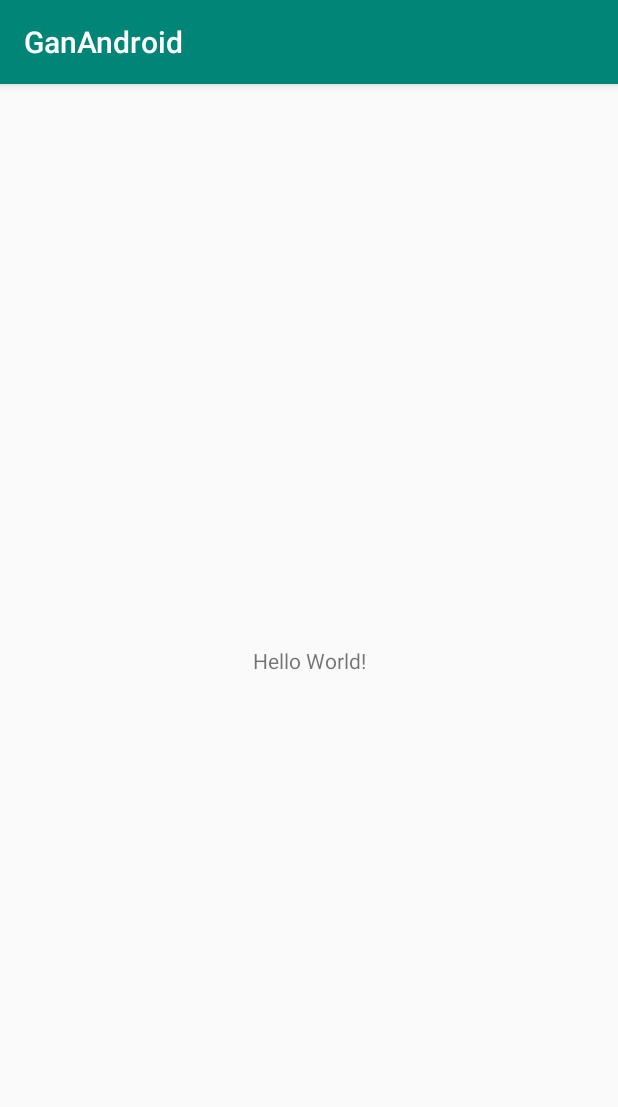
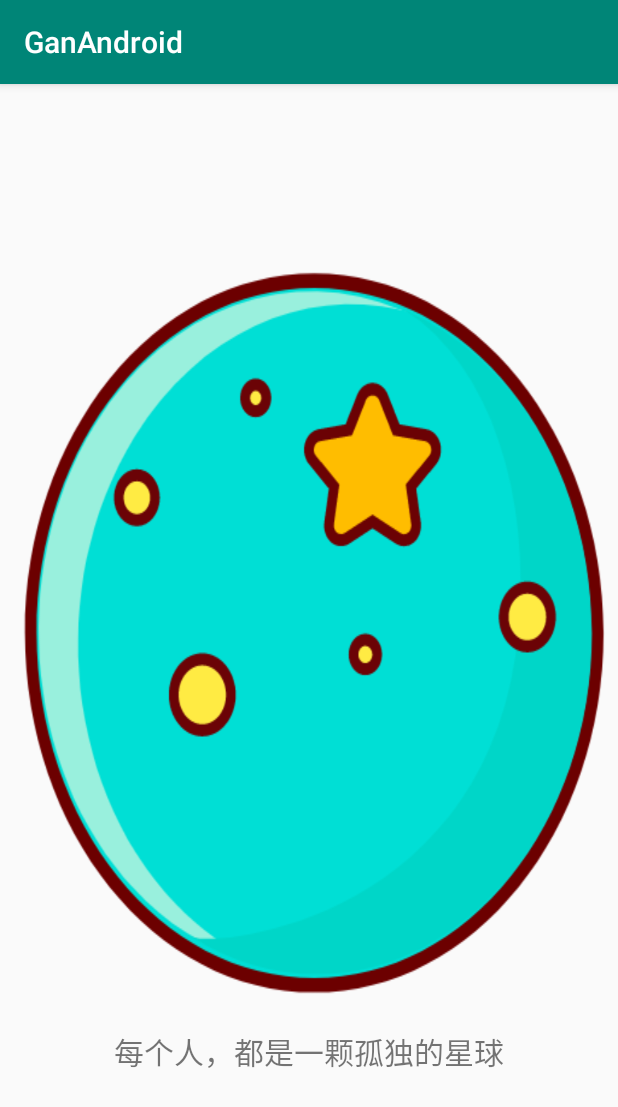
Before and after one commit to SimonWangChen/ganAndroid, an Android app: the screen it shows after launch (MainActivity), on a phone screen of 412 x 824 dp. Shown: the top 1107 px of the screen. Run offline under Robolectric (Android 15) with nearby library versions, the phone set to English and light mode, and no system bars.

Commit message:
Animation Drawable

```diff
--- a/app/src/main/java/com/proclassmates/ganandroid/MainActivity.java
+++ b/app/src/main/java/com/proclassmates/ganandroid/MainActivity.java
@@ -2,13 +2,22 @@ package com.proclassmates.ganandroid;
 
 import androidx.appcompat.app.AppCompatActivity;
 
+import android.graphics.drawable.AnimationDrawable;
 import android.os.Bundle;
+import android.widget.ImageView;
 
 public class MainActivity extends AppCompatActivity {
+    private ImageView iv_guide_point_1;
 
+    private ImageView iv_guide_star;
     @Override
     protected void onCreate(Bundle savedInstanceState) {
         super.onCreate(savedInstanceState);
-        setContentView(R.layout.activity_main);
+        setContentView(R.layout.layout_pager_guide_1);
+
+        iv_guide_star = findViewById(R.id.iv_guide_star);
+        //播放帧动画
+        AnimationDrawable animStar = (AnimationDrawable) iv_guide_star.getBackground();
+        animStar.start();
     }
 }
--- /dev/null
+++ b/app/src/main/res/drawable/guide_star_anim.xml
@@ -0,0 +1,14 @@
+<?xml version="1.0" encoding="utf-8"?>
+<animation-list xmlns:android="http://schemas.android.com/apk/res/android"
+    android:oneshot="false">
+
+    <item android:drawable="@drawable/img_guide_star_1" android:duration="2000"/>
+    <item android:drawable="@drawable/img_guide_star_2" android:duration="2000"/>
+    <item android:drawable="@drawable/img_guide_star_3" android:duration="2000"/>
+    <item android:drawable="@drawable/img_guide_star_3" android:duration="2000"/>
+    <item android:drawable="@drawable/img_guide_star_5" android:duration="2000"/>
+    <item android:drawable="@drawable/img_guide_star_4" android:duration="2000"/>
+    <item android:drawable="@drawable/img_guide_star_5" android:duration="2000"/>
+
+
+</animation-list>
--- /dev/null
+++ b/app/src/main/res/layout/layout_pager_guide_1.xml
@@ -0,0 +1,22 @@
+<?xml version="1.0" encoding="utf-8"?>
+<LinearLayout xmlns:android="http://schemas.android.com/apk/res/android"
+    android:layout_width="match_parent"
+    android:layout_height="match_parent"
+    android:gravity="center"
+    android:orientation="vertical">
+
+    <ImageView
+        android:id="@+id/iv_guide_star"
+        android:layout_width="wrap_content"
+        android:layout_height="wrap_content"
+        android:background="@drawable/guide_star_anim" />
+
+    <TextView
+        android:id="@+id/tv_guide_star"
+        android:layout_width="wrap_content"
+        android:layout_height="wrap_content"
+        android:layout_marginTop="10dp"
+        android:text="@string/text_guide_pager_1"
+        android:textSize="20sp" />
+
+</LinearLayout>
--- a/app/src/main/res/values/strings.xml
+++ b/app/src/main/res/values/strings.xml
@@ -1,3 +1,4 @@
 <resources>
     <string name="app_name">GanAndroid</string>
+    <string name="text_guide_pager_1">每个人，都是一颗孤独的星球</string>
 </resources>
```
Also changed, not shown: app/src/main/res/drawable/img_guide_star_1.png (added), app/src/main/res/drawable/img_guide_star_2.png (added), app/src/main/res/drawable/img_guide_star_3.png (added), app/src/main/res/drawable/img_guide_star_4.png (added), app/src/main/res/drawable/img_guide_star_5.png (added), app/src/main/res/drawable/img_guide_star_6.png (added), app/src/main/res/drawable/img_guide_star_7.png (added).
